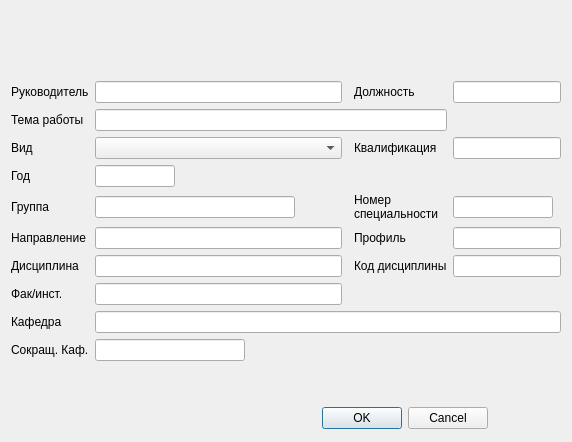
First picture: the form in gui/common_options_dialog.ui, repository DT-pas19/LibRutinskiRad, before the edit.
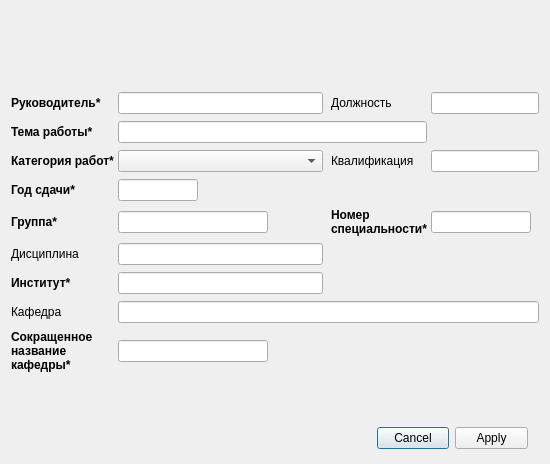
Second picture: the form after the edit.

Diff of the .ui file:
```diff
--- a/gui/common_options_dialog.ui
+++ b/gui/common_options_dialog.ui
@@ -6,8 +6,8 @@
    <rect>
     <x>0</x>
     <y>0</y>
-    <width>572</width>
-    <height>442</height>
+    <width>550</width>
+    <height>464</height>
    </rect>
   </property>
   <property name="sizePolicy">
@@ -22,34 +22,16 @@
   <layout class="QGridLayout" name="gridLayout">
    <item row="0" column="0">
     <layout class="QGridLayout" name="options_layout">
-     <item row="9" column="0">
-      <widget class="QLabel" name="lbl_chair">
+     <property name="horizontalSpacing">
+      <number>4</number>
+     </property>
+     <property name="verticalSpacing">
+      <number>7</number>
+     </property>
+     <item row="2" column="0">
+      <widget class="QLabel" name="lbl_topic">
        <property name="text">
-        <string>&lt;html&gt;&lt;head/&gt;&lt;body&gt;&lt;p&gt;Кафедра&lt;/p&gt;&lt;/body&gt;&lt;/html&gt;</string>
-       </property>
-      </widget>
-     </item>
-     <item row="5" column="0">
-      <widget class="QLabel" name="lbl_group_name">
-       <property name="text">
-        <string>Группа</string>
-       </property>
-      </widget>
-     </item>
-     <item row="8" column="0">
-      <widget class="QLabel" name="lbl_fac">
-       <property name="text">
-        <string>&lt;html&gt;&lt;head/&gt;&lt;body&gt;&lt;p&gt;Фак/инст.&lt;/p&gt;&lt;/body&gt;&lt;/html&gt;</string>
-       </property>
-      </widget>
-     </item>
-     <item row="5" column="4">
-      <widget class="QLineEdit" name="edit_group_code">
-       <property name="maximumSize">
-        <size>
-         <width>100</width>
-         <height>16777215</height>
-        </size>
+        <string>&lt;html&gt;&lt;head/&gt;&lt;body&gt;&lt;p&gt;&lt;span style=&quot; font-weight:600;&quot;&gt;Тема работы*&lt;/span&gt;&lt;/p&gt;&lt;/body&gt;&lt;/html&gt;</string>
        </property>
       </widget>
      </item>
@@ -63,8 +45,59 @@
        </property>
       </widget>
      </item>
-     <item row="0" column="4">
-      <widget class="QLineEdit" name="edit_teacher_duty"/>
+     <item row="6" column="0">
+      <widget class="QLabel" name="lbl_discipline">
+       <property name="text">
+        <string>Дисциплина</string>
+       </property>
+      </widget>
+     </item>
+     <item row="4" column="0">
+      <widget class="QLabel" name="lbl_year">
+       <property name="text">
+        <string>&lt;html&gt;&lt;head/&gt;&lt;body&gt;&lt;p&gt;&lt;span style=&quot; font-weight:600;&quot;&gt;Год сдачи*&lt;/span&gt;&lt;/p&gt;&lt;/body&gt;&lt;/html&gt;</string>
+       </property>
+      </widget>
+     </item>
+     <item row="3" column="3">
+      <widget class="QLabel" name="lbl_qual">
+       <property name="text">
+        <string>Квалификация</string>
+       </property>
+      </widget>
+     </item>
+     <item row="7" column="1">
+      <widget class="QLineEdit" name="edit_fac">
+       <property name="maximumSize">
+        <size>
+         <width>500</width>
+         <height>16777215</height>
+        </size>
+       </property>
+      </widget>
+     </item>
+     <item row="5" column="3">
+      <widget class="QLabel" name="lbl_group_code">
+       <property name="text">
+        <string>&lt;html&gt;&lt;head/&gt;&lt;body&gt;&lt;p&gt;&lt;span style=&quot; font-weight:600;&quot;&gt;Номер специальности*&lt;/span&gt;&lt;/p&gt;&lt;/body&gt;&lt;/html&gt;</string>
+       </property>
+       <property name="wordWrap">
+        <bool>true</bool>
+       </property>
+      </widget>
+     </item>
+     <item row="5" column="4">
+      <widget class="QLineEdit" name="edit_group_code">
+       <property name="maximumSize">
+        <size>
+         <width>100</width>
+         <height>16777215</height>
+        </size>
+       </property>
+      </widget>
+     </item>
+     <item row="6" column="1">
+      <widget class="QLineEdit" name="edit_discipline"/>
      </item>
      <item row="0" column="3">
       <widget class="QLabel" name="lbl_teacher_duty">
@@ -73,55 +106,47 @@
        </property>
       </widget>
      </item>
-     <item row="3" column="1">
-      <widget class="QComboBox" name="box_work_type">
-       <property name="minimumSize">
-        <size>
-         <width>200</width>
-         <height>0</height>
-        </size>
-       </property>
-      </widget>
-     </item>
      <item row="0" column="1">
       <widget class="QLineEdit" name="edit_teacher"/>
      </item>
-     <item row="4" column="0">
-      <widget class="QLabel" name="lbl_year">
+     <item row="5" column="0">
+      <widget class="QLabel" name="lbl_group_name">
        <property name="text">
-        <string>Год</string>
+        <string>&lt;html&gt;&lt;head/&gt;&lt;body&gt;&lt;p&gt;&lt;span style=&quot; font-weight:600;&quot;&gt;Группа*&lt;/span&gt;&lt;/p&gt;&lt;/body&gt;&lt;/html&gt;</string>
        </property>
       </widget>
      </item>
-     <item row="6" column="3">
-      <widget class="QLabel" name="lbl_profile">
-       <property name="text">
-        <string>Профиль</string>
+     <item row="8" column="1" colspan="4">
+      <widget class="QLineEdit" name="edit_chair">
+       <property name="maximumSize">
+        <size>
+         <width>500</width>
+         <height>16777215</height>
+        </size>
        </property>
       </widget>
      </item>
-     <item row="2" column="0">
-      <widget class="QLabel" name="lbl_topic">
-       <property name="text">
-        <string>Тема работы</string>
-       </property>
-      </widget>
-     </item>
-     <item row="6" column="0">
-      <widget class="QLabel" name="lbl_study">
-       <property name="text">
-        <string>Направление</string>
-       </property>
-      </widget>
-     </item>
-     <item row="10" column="0">
+     <item row="9" column="0">
       <widget class="QLabel" name="lbl_edit_short">
        <property name="text">
-        <string>Сокращ. Каф.</string>
+        <string>&lt;html&gt;&lt;head/&gt;&lt;body&gt;&lt;p&gt;&lt;span style=&quot; font-weight:600;&quot;&gt;Сокращенное название кафедры*&lt;/span&gt;&lt;/p&gt;&lt;/body&gt;&lt;/html&gt;</string>
        </property>
+       <property name="wordWrap">
+        <bool>true</bool>
+       </property>
       </widget>
      </item>
-     <item row="10" column="1">
+     <item row="5" column="1">
+      <widget class="QLineEdit" name="edit_group_name">
+       <property name="maximumSize">
+        <size>
+         <width>150</width>
+         <height>16777215</height>
+        </size>
+       </property>
+      </widget>
+     </item>
+     <item row="9" column="1">
       <widget class="QLineEdit" name="edit_chair_short">
        <property name="sizePolicy">
         <sizepolicy hsizetype="Expanding" vsizetype="Fixed">
@@ -137,78 +162,10 @@
        </property>
       </widget>
      </item>
-     <item row="3" column="0">
-      <widget class="QLabel" name="lbl_work_type">
-       <property name="text">
-        <string>Вид</string>
-       </property>
-      </widget>
-     </item>
-     <item row="0" column="0">
-      <widget class="QLabel" name="lbl_teacher">
-       <property name="text">
-        <string>Руководитель</string>
-       </property>
-      </widget>
-     </item>
-     <item row="8" column="1">
-      <widget class="QLineEdit" name="edit_fac">
-       <property name="maximumSize">
-        <size>
-         <width>500</width>
-         <height>16777215</height>
-        </size>
-       </property>
-      </widget>
-     </item>
-     <item row="5" column="1">
-      <widget class="QLineEdit" name="edit_group_name">
-       <property name="maximumSize">
-        <size>
-         <width>200</width>
-         <height>16777215</height>
-        </size>
-       </property>
-      </widget>
-     </item>
-     <item row="6" column="4">
-      <widget class="QLineEdit" name="edit_profile"/>
-     </item>
-     <item row="6" column="1">
-      <widget class="QLineEdit" name="edit_study"/>
-     </item>
-     <item row="5" column="3">
-      <widget class="QLabel" name="lbl_group_code">
-       <property name="text">
-        <string>Номер
-специальности</string>
-       </property>
-      </widget>
-     </item>
      <item row="7" column="0">
-      <widget class="QLabel" name="lbl_discipline">
+      <widget class="QLabel" name="lbl_fac">
        <property name="text">
-        <string>Дисциплина</string>
-       </property>
-      </widget>
-     </item>
-     <item row="7" column="1">
-      <widget class="QLineEdit" name="edit_discipline"/>
-     </item>
-     <item row="7" column="4">
-      <widget class="QLineEdit" name="edit_discipline_code"/>
-     </item>
-     <item row="7" column="3">
-      <widget class="QLabel" name="lbl_discipline_code">
-       <property name="text">
-        <string>Код дисциплины</string>
-       </property>
-      </widget>
-     </item>
-     <item row="3" column="3">
-      <widget class="QLabel" name="lbl_qual">
-       <property name="text">
-        <string>Квалификация</string>
+        <string>&lt;html&gt;&lt;head/&gt;&lt;body&gt;&lt;p&gt;&lt;span style=&quot; font-weight:600;&quot;&gt;Институт*&lt;/span&gt;&lt;/p&gt;&lt;/body&gt;&lt;/html&gt;</string>
        </property>
       </widget>
      </item>
@@ -222,33 +179,63 @@
      <item row="3" column="4">
       <widget class="QLineEdit" name="edit_qual"/>
      </item>
-     <item row="9" column="1" colspan="4">
-      <widget class="QLineEdit" name="edit_chair">
-       <property name="maximumSize">
+     <item row="8" column="0">
+      <widget class="QLabel" name="lbl_chair">
+       <property name="text">
+        <string>&lt;html&gt;&lt;head/&gt;&lt;body&gt;&lt;p&gt;Кафедра&lt;/p&gt;&lt;/body&gt;&lt;/html&gt;</string>
+       </property>
+      </widget>
+     </item>
+     <item row="0" column="0">
+      <widget class="QLabel" name="lbl_teacher">
+       <property name="text">
+        <string>&lt;html&gt;&lt;head/&gt;&lt;body&gt;&lt;p&gt;&lt;span style=&quot; font-weight:600;&quot;&gt;Руководитель*&lt;/span&gt;&lt;/p&gt;&lt;/body&gt;&lt;/html&gt;</string>
+       </property>
+      </widget>
+     </item>
+     <item row="3" column="1">
+      <widget class="QComboBox" name="box_work_type">
+       <property name="minimumSize">
         <size>
-         <width>500</width>
-         <height>16777215</height>
+         <width>200</width>
+         <height>0</height>
         </size>
        </property>
       </widget>
      </item>
+     <item row="0" column="4">
+      <widget class="QLineEdit" name="edit_teacher_duty"/>
+     </item>
+     <item row="3" column="0">
+      <widget class="QLabel" name="lbl_work_type">
+       <property name="text">
+        <string>&lt;html&gt;&lt;head/&gt;&lt;body&gt;&lt;p&gt;&lt;span style=&quot; font-weight:600;&quot;&gt;Категория работ*&lt;/span&gt;&lt;/p&gt;&lt;/body&gt;&lt;/html&gt;</string>
+       </property>
+      </widget>
+     </item>
     </layout>
    </item>
   </layout>
   <widget class="QDialogButtonBox" name="btn_apply">
    <property name="geometry">
     <rect>
-     <x>187</x>
-     <y>403</y>
-     <width>301</width>
+     <x>377</x>
+     <y>423</y>
+     <width>151</width>
      <height>31</height>
     </rect>
    </property>
+   <property name="locale">
+    <locale language="Russian" country="Russia"/>
+   </property>
    <property name="orientation">
     <enum>Qt::Horizontal</enum>
    </property>
    <property name="standardButtons">
-    <set>QDialogButtonBox::Cancel|QDialogButtonBox::Ok</set>
+    <set>QDialogButtonBox::Apply|QDialogButtonBox::Cancel</set>
+   </property>
+   <property name="centerButtons">
+    <bool>true</bool>
    </property>
   </widget>
  </widget>
```
Left out of the diff: 14 changed lines with no effect on the pictures.
